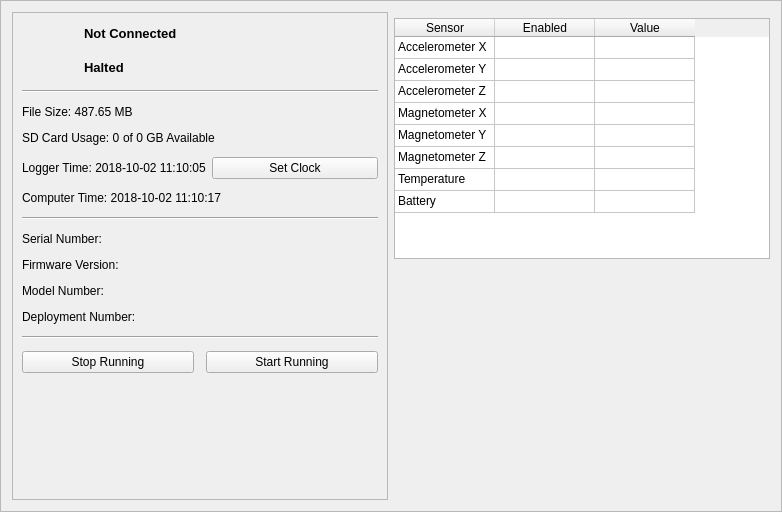
This is gui/designer_files/start_stop.ui in LowellInstruments/Domino as Qt 5 draws it before an edit. The edited form follows.
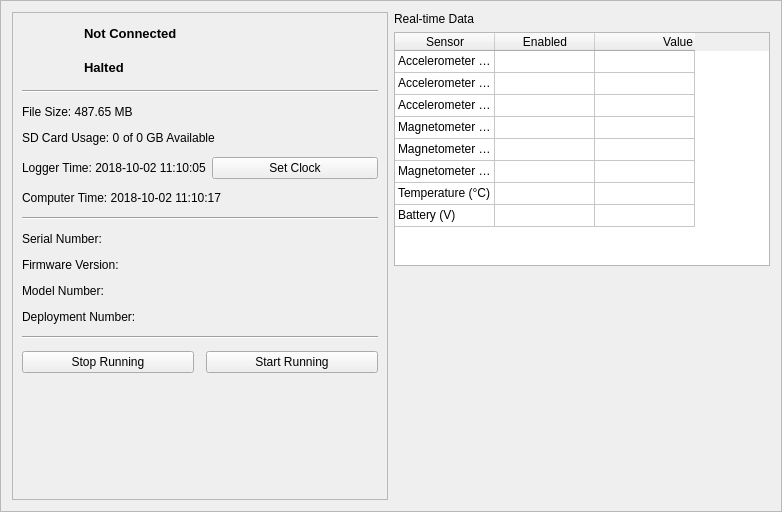
This is the edited form. Icons and pictures are not drawn.

The edit to the form file:
```diff
--- a/gui/designer_files/start_stop.ui
+++ b/gui/designer_files/start_stop.ui
@@ -300,18 +300,6 @@
    </item>
    <item row="1" column="1">
     <widget class="QTableWidget" name="tableWidget">
-     <property name="sizePolicy">
-      <sizepolicy hsizetype="Preferred" vsizetype="Expanding">
-       <horstretch>0</horstretch>
-       <verstretch>0</verstretch>
-      </sizepolicy>
-     </property>
-     <property name="minimumSize">
-      <size>
-       <width>0</width>
-       <height>0</height>
-      </size>
-     </property>
      <property name="verticalScrollBarPolicy">
       <enum>Qt::ScrollBarAsNeeded</enum>
      </property>
@@ -391,57 +379,217 @@
       <property name="text">
        <string>Enabled</string>
       </property>
+      <property name="textAlignment">
+       <set>AlignCenter</set>
+      </property>
      </column>
      <column>
       <property name="text">
        <string>Value</string>
       </property>
+      <property name="textAlignment">
+       <set>AlignTrailing|AlignVCenter</set>
+      </property>
      </column>
      <item row="0" column="0">
       <property name="text">
-       <string>Accelerometer X</string>
+       <string>Accelerometer X (g)</string>
+      </property>
+      <property name="textAlignment">
+       <set>AlignLeading|AlignVCenter</set>
+      </property>
+     </item>
+     <item row="0" column="1">
+      <property name="text">
+       <string/>
+      </property>
+      <property name="textAlignment">
+       <set>AlignCenter</set>
+      </property>
+     </item>
+     <item row="0" column="2">
+      <property name="text">
+       <string/>
+      </property>
+      <property name="textAlignment">
+       <set>AlignCenter</set>
       </property>
      </item>
      <item row="1" column="0">
       <property name="text">
-       <string>Accelerometer Y</string>
+       <string>Accelerometer Y (g)</string>
+      </property>
+      <property name="textAlignment">
+       <set>AlignLeading|AlignVCenter</set>
+      </property>
+     </item>
+     <item row="1" column="1">
+      <property name="text">
+       <string/>
+      </property>
+      <property name="textAlignment">
+       <set>AlignCenter</set>
+      </property>
+     </item>
+     <item row="1" column="2">
+      <property name="text">
+       <string/>
+      </property>
+      <property name="textAlignment">
+       <set>AlignCenter</set>
       </property>
      </item>
      <item row="2" column="0">
       <property name="text">
-       <string>Accelerometer Z</string>
+       <string>Accelerometer Z (g)</string>
+      </property>
+      <property name="textAlignment">
+       <set>AlignLeading|AlignVCenter</set>
+      </property>
+     </item>
+     <item row="2" column="1">
+      <property name="text">
+       <string/>
+      </property>
+      <property name="textAlignment">
+       <set>AlignCenter</set>
+      </property>
+     </item>
+     <item row="2" column="2">
+      <property name="text">
+       <string/>
+      </property>
+      <property name="textAlignment">
+       <set>AlignCenter</set>
       </property>
      </item>
      <item row="3" column="0">
       <property name="text">
-       <string>Magnetometer X</string>
+       <string>Magnetometer X (mG)</string>
+      </property>
+      <property name="textAlignment">
+       <set>AlignLeading|AlignVCenter</set>
       </property>
      </item>
      <item row="3" column="1">
       <property name="text">
        <string/>
       </property>
+      <property name="textAlignment">
+       <set>AlignCenter</set>
+      </property>
+     </item>
+     <item row="3" column="2">
+      <property name="text">
+       <string/>
+      </property>
+      <property name="textAlignment">
+       <set>AlignCenter</set>
+      </property>
      </item>
      <item row="4" column="0">
       <property name="text">
-       <string>Magnetometer Y</string>
+       <string>Magnetometer Y (mG)</string>
+      </property>
+      <property name="textAlignment">
+       <set>AlignLeading|AlignVCenter</set>
+      </property>
+     </item>
+     <item row="4" column="1">
+      <property name="text">
+       <string/>
+      </property>
+      <property name="textAlignment">
+       <set>AlignCenter</set>
+      </property>
+     </item>
+     <item row="4" column="2">
+      <property name="text">
+       <string/>
+      </property>
+      <property name="textAlignment">
+       <set>AlignCenter</set>
       </property>
      </item>
      <item row="5" column="0">
       <property name="text">
-       <string>Magnetometer Z</string>
+       <string>Magnetometer Z (mG)</string>
+      </property>
+      <property name="textAlignment">
+       <set>AlignLeading|AlignVCenter</set>
+      </property>
+     </item>
+     <item row="5" column="1">
+      <property name="text">
+       <string/>
+      </property>
+      <property name="textAlignment">
+       <set>AlignCenter</set>
+      </property>
+     </item>
+     <item row="5" column="2">
+      <property name="text">
+       <string/>
+      </property>
+      <property name="textAlignment">
+       <set>AlignCenter</set>
       </property>
      </item>
      <item row="6" column="0">
       <property name="text">
-       <string>Temperature</string>
+       <string>Temperature (°C)</string>
+      </property>
+      <property name="textAlignment">
+       <set>AlignLeading|AlignVCenter</set>
+      </property>
+     </item>
+     <item row="6" column="1">
+      <property name="text">
+       <string/>
+      </property>
+      <property name="textAlignment">
+       <set>AlignCenter</set>
+      </property>
+     </item>
+     <item row="6" column="2">
+      <property name="text">
+       <string/>
+      </property>
+      <property name="textAlignment">
+       <set>AlignCenter</set>
       </property>
      </item>
      <item row="7" column="0">
       <property name="text">
-       <string>Battery</string>
+       <string>Battery (V)</string>
       </property>
+      <property name="textAlignment">
+       <set>AlignLeading|AlignVCenter</set>
+      </property>
      </item>
+     <item row="7" column="1">
+      <property name="text">
+       <string/>
+      </property>
+      <property name="textAlignment">
+       <set>AlignCenter</set>
+      </property>
+     </item>
+     <item row="7" column="2">
+      <property name="text">
+       <string/>
+      </property>
+      <property name="textAlignment">
+       <set>AlignCenter</set>
+      </property>
+     </item>
+    </widget>
+   </item>
+   <item row="0" column="1">
+    <widget class="QLabel" name="label_table">
+     <property name="text">
+      <string>Real-time Data</string>
+     </property>
     </widget>
    </item>
   </layout>
```
